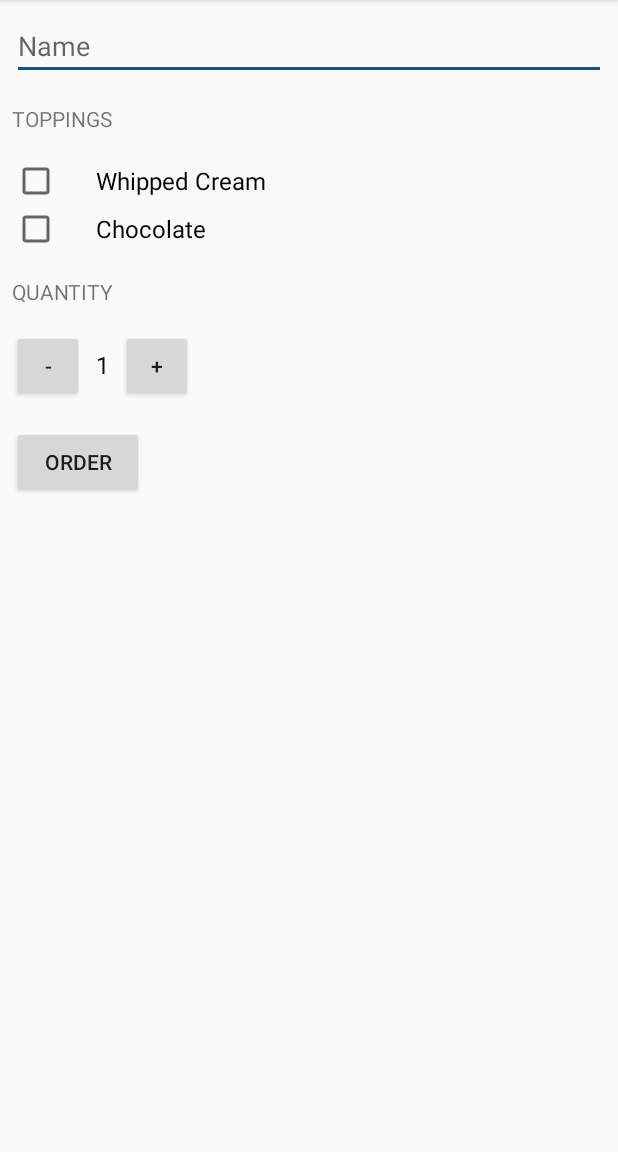
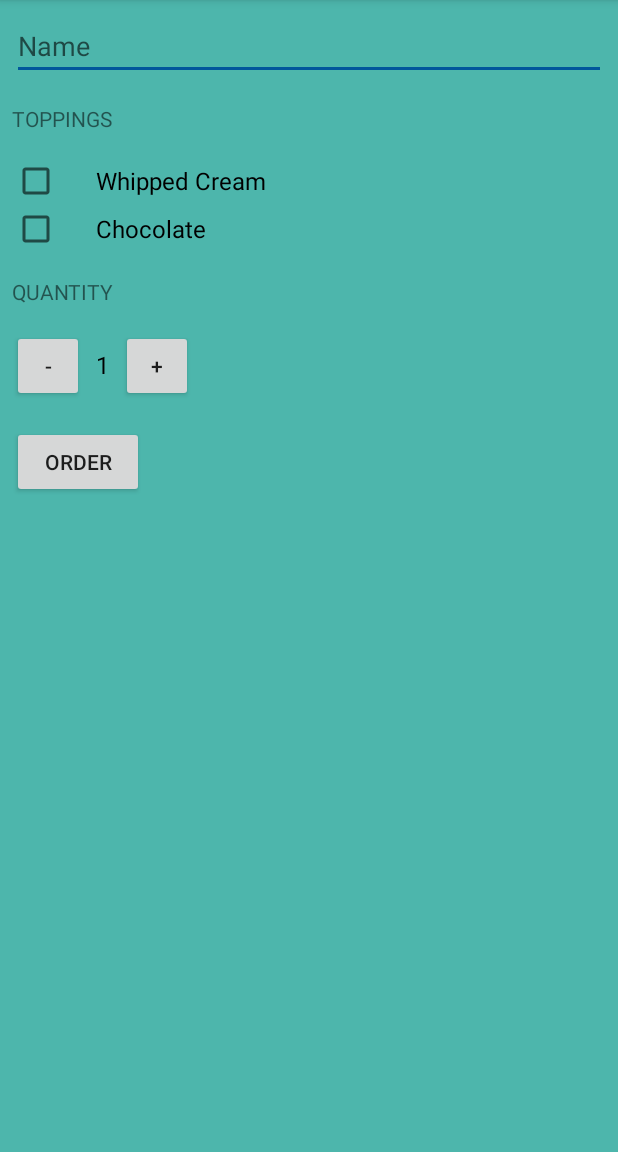
Before and after one commit to kimsis/JustJava, an Android app: the screen it shows after launch (MainActivity), on a phone screen of 412 x 824 dp, the part 84-1236 px from its top. Run offline under Robolectric (Android 15) with nearby library versions, the phone set to English and light mode, and no system bars.

Commit message:
Final commit

```diff
--- a/app/src/main/res/layout/activity_main.xml
+++ b/app/src/main/res/layout/activity_main.xml
@@ -6,7 +6,8 @@
     tools:context="com.example.android.justjava.MainActivity"
     android:layout_width="match_parent"
     android:layout_height="match_parent"
-    android:fillViewport="true">
+    android:fillViewport="true"
+    android:background="#4DB6AC">
 
 <LinearLayout
     android:layout_width="match_parent"
```
Also changed, not shown: app/src/main/res/values/strings.xml (line endings or trailing spaces).
